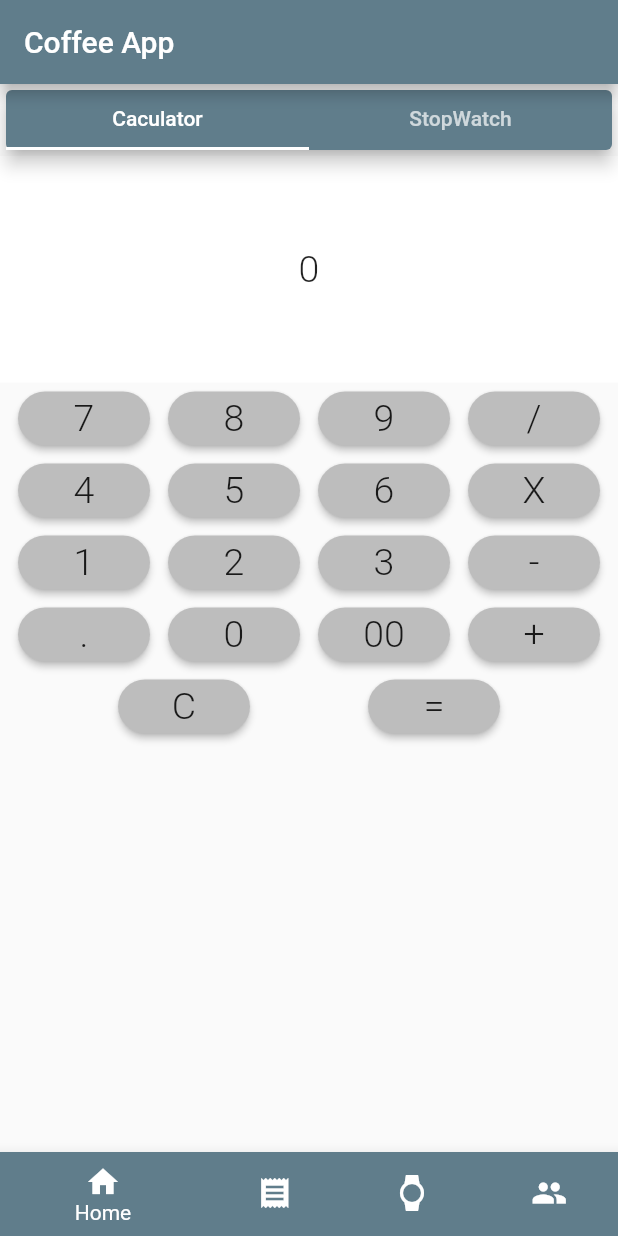
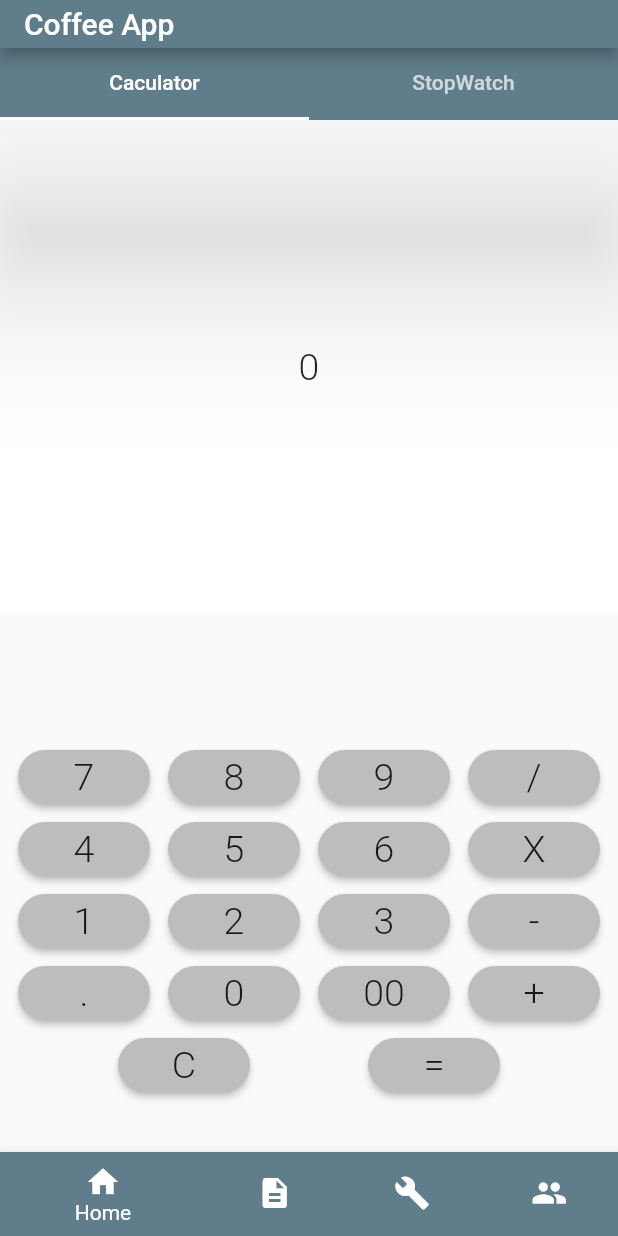
Before and after one commit to EugeneTeu/BrewCompass, a Flutter app: the screen it shows after launch, on a phone screen of 412 x 824 dp. Run offline on Flutter 3.47's test engine with Material 2 defaults, Android fonts, the phone set to English and light mode, and no system bars.

Commit message:
cleaned up layout of caculator page and adjusted heights of appBar

```diff
--- a/coffee_app/lib/RecipePage.dart
+++ b/coffee_app/lib/RecipePage.dart
@@ -23,6 +23,7 @@ class RecipePageState extends State<RecipePage> {
 
   Widget _buildBody() {
     return ListView.builder(
+
       padding: const EdgeInsets.all(5.0),
       itemBuilder: (context, i) {
         return _buildRow(i);
--- a/coffee_app/lib/caculator.dart
+++ b/coffee_app/lib/caculator.dart
@@ -3,7 +3,6 @@ import 'package:flutter/material.dart';
 import 'package:flutter/painting.dart';
 import 'package:flutter/rendering.dart';
 import 'package:flutter/widgets.dart';
-
 
 class MyCalcPage extends StatefulWidget {
   MyCalcPage({Key key, this.title}) : super(key: key);
@@ -14,21 +13,20 @@ class MyCalcPage extends StatefulWidget {
 }
 
 class _MyCalcPageState extends State<MyCalcPage> {
-  final TextStyle _calcFont = new TextStyle(fontWeight: FontWeight.w300, fontSize: 25.0);
-  final TextStyle _ansFont = new TextStyle(fontWeight: FontWeight.w300, fontSize: 40.0);
+  final TextStyle _calcFont =
+      new TextStyle(fontWeight: FontWeight.w300, fontSize: 25.0);
+  final TextStyle _ansFont =
+      new TextStyle(fontWeight: FontWeight.w300, fontSize: 40.0);
 
   String output = "0";
-  String _output ="0";
+  String _output = "0";
   double num1 = 0.0;
   double num2 = 0.0;
   String operand = "";
 
-
-  _buttonPressed(String num){
-
+  _buttonPressed(String num) {
     if (num == "C") {
-
-      _output ="0";
+      _output = "0";
       num1 = 0.0;
       num2 = 0.0;
       operand = "";
@@ -36,11 +34,10 @@ class _MyCalcPageState extends State<MyCalcPage> {
       num1 = double.parse(output);
       operand = num;
       _output = "0";
-
     } else if (num == ".") {
-        if ( _output.contains(".") ) {
+      if (_output.contains(".")) {
         print('Already contains .');
-          return ;
+        return;
       } else {
         _output = _output + num;
       }
@@ -65,44 +62,40 @@ class _MyCalcPageState extends State<MyCalcPage> {
       _output = _output + num;
     }
 
-    setState( () {
+    setState(() {
       output = double.parse(_output).toStringAsFixed(2);
-    }
-    );
-
+    });
   }
 
   Widget _buildButton(String i) {
     return new RaisedButton(
-                  child : Text(i,
-                  style: _calcFont,),
-                  onPressed: () =>  _buttonPressed(i)
-                  ,
+      child: Text(
+        i,
+        style: _calcFont,
+      ),
+      onPressed: () => _buttonPressed(i),
       color: Colors.grey[400],
-                  shape: new RoundedRectangleBorder(borderRadius: new BorderRadius.circular(30) ) ,
-
+      shape: new RoundedRectangleBorder(
+          borderRadius: new BorderRadius.circular(30)),
     );
   }
 
   @override
   Widget build(BuildContext context) {
     return Scaffold(
-
         body: new Container(
-
       child: new Column(children: <Widget>[
-
         new Container(
-           constraints: BoxConstraints.expand(
-                  height: Theme.of(context).textTheme.display1.fontSize * 1.5 + 100.0,
-                  ),
+          padding: EdgeInsets.all(150.0),
           alignment: Alignment.center,
           color: Colors.white,
           child: Text(
-                    output, style: _calcFont,
+            output,
+            style: _calcFont,
             textAlign: TextAlign.right,
           ),
         ),
+        new Container(height: 85.0,),
         new Row(
           mainAxisAlignment: MainAxisAlignment.spaceEvenly,
           children: <Widget>[
@@ -110,10 +103,8 @@ class _MyCalcPageState extends State<MyCalcPage> {
             _buildButton("8"),
             _buildButton("9"),
             _buildButton("/"),
-
           ],
         ),
-
         new Row(
           mainAxisAlignment: MainAxisAlignment.spaceEvenly,
           children: <Widget>[
@@ -121,7 +112,6 @@ class _MyCalcPageState extends State<MyCalcPage> {
             _buildButton("5"),
             _buildButton("6"),
             _buildButton("X"),
-
           ],
         ),
         new Row(
@@ -144,14 +134,9 @@ class _MyCalcPageState extends State<MyCalcPage> {
         ),
         new Row(
           mainAxisAlignment: MainAxisAlignment.spaceEvenly,
-            children: <Widget>[
-              _buildButton("C"),
-              _buildButton("=")
-            ],
+          children: <Widget>[_buildButton("C"), _buildButton("=")],
         ),
       ]),
-
-      )
-    );
+    ));
   }
 }
--- a/coffee_app/lib/main.dart
+++ b/coffee_app/lib/main.dart
@@ -4,7 +4,7 @@ import './caculator.dart';
 import './Homepage.dart';
 import './RecipePage.dart';
 import './fourthPage.dart';
-import './toolsPage.dart';
+import './tabbedPage.dart';
 
 void main() => runApp(MyApp());
 
@@ -33,19 +33,19 @@ class _MyHomePageState extends State<MyHomePage> {
   int _selectedPage = 0;
   final _pageOptions = [
     TabbedPage(),
-    HomePage(),
     RecipePage(),
+    TabbedPage(),
     FourthPage(),
-    FourthPage(),
-
   ];
-
 
   @override
   Widget build(BuildContext context) {
     return Scaffold(
-      appBar: AppBar(
+      appBar: new PreferredSize(
+        preferredSize: Size.fromHeight(32.0),
+        child: AppBar(
           title: Text(widget.title),
+        ),
       ),
       body: _pageOptions[_selectedPage],
       bottomNavigationBar: new Theme(
@@ -53,8 +53,7 @@ class _MyHomePageState extends State<MyHomePage> {
             // sets the background color of the `BottomNavigationBar`
             canvasColor: Colors.blueGrey,
             // sets the active color of the `BottomNavigationBar` if `Brightness` is light
-                  textTheme: Theme
-                      .of(context)
+            textTheme: Theme.of(context)
                 .textTheme
                 .copyWith(caption: new TextStyle(color: Colors.yellow))),
         child: BottomNavigationBar(
@@ -71,21 +70,19 @@ class _MyHomePageState extends State<MyHomePage> {
                 title: Text('Home'),
               ),
               BottomNavigationBarItem(
-                  icon: Icon(Icons.receipt),
-                  title: Text('recipes'),
+                icon: Icon(Icons.description, ),
+                title: Text('Recipes'),
               ),
               BottomNavigationBarItem(
-                  icon: Icon(Icons.watch),
-                  title: Text('caculator'),
+                icon: Icon(Icons.build),
+                title: Text('Tools'),
               ),
               BottomNavigationBarItem(
                 icon: Icon(Icons.people),
-                  title: Text('Me'),
+                title: Text('My Profile'),
               )
-          ]
+            ]),
       ),
-           ),
-
     );
   }
 }
--- a/coffee_app/lib/toolsPage.dart
+++ b/coffee_app/lib/tabbedPage.dart
@@ -1,6 +1,7 @@
 import 'package:coffee_app/caculator.dart';
 import 'package:flutter/cupertino.dart';
 import 'package:flutter/material.dart';
+import 'package:flutter/rendering.dart';
 
 class TabbedPage extends StatefulWidget {
   const TabbedPage({ Key key }) : super(key: key);
@@ -31,11 +32,17 @@ final List<Tab> myTabs = <Tab>[
             child: Scaffold(
               appBar: new PreferredSize(
                 preferredSize: toolBar.preferredSize,
-                child: new Card(
-                  elevation: 5.0,
-                  color: Theme.of(context).primaryColor,
-                  child: toolBar,
-                  )),
+
+                child: new Container(
+                  padding: EdgeInsets.all(0.0),
+                  child: new Card(
+                    shape: new ContinuousRectangleBorder(borderRadius: new BorderRadius.horizontal()),
+                    margin: EdgeInsets.all(0.0),
+                    elevation: 50.0,
+                    color: Theme.of(context).primaryColor,
+                    child: toolBar,
+                    ),
+                )),
 
                 body: TabBarView(
                   children: <Widget>[
```
Lines whose indentation alone changed are shown as unchanged.
